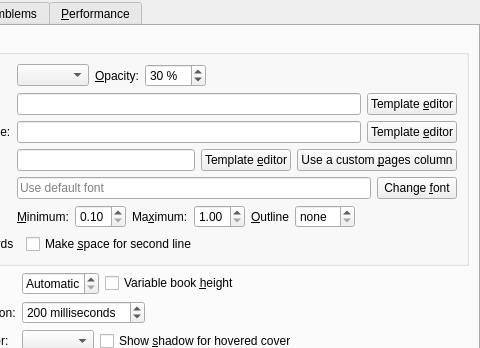
Before: the Qt Designer form src/calibre/gui2/preferences/look_feel_tabs/bookshelf_view.ui in kovidgoyal/calibre, drawn with Qt 5; both pictures show x 146 to 626 and y 0 to 348 of the 626 by 521 pixel window.
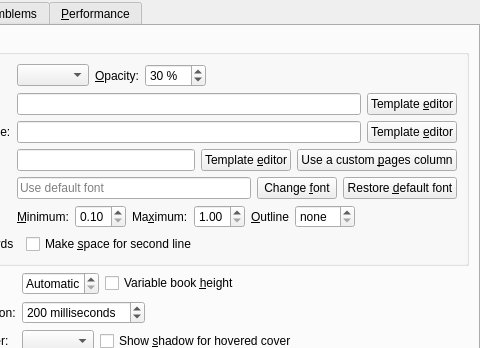
After: the same form once the commit is applied. Icons and pictures are not drawn. Custom widgets are drawn as their Qt base class.

Commit message: Bookshelf: add a button to restore default font

```diff
--- a/src/calibre/gui2/preferences/look_feel_tabs/bookshelf_view.ui
+++ b/src/calibre/gui2/preferences/look_feel_tabs/bookshelf_view.ui
@@ -544,6 +544,17 @@
            </property>
           </widget>
          </item>
+         <item>
+          <widget class="QPushButton" name="restore_default_font_button">
+           <property name="text">
+            <string>Restore &amp;default font</string>
+           </property>
+           <property name="icon">
+            <iconset>
+             <normaloff>:/images/polish.png</normaloff>:/images/polish.png</iconset>
+           </property>
+          </widget>
+         </item>
         </layout>
        </item>
       </layout>
```
The commit also changes 1 other file.
